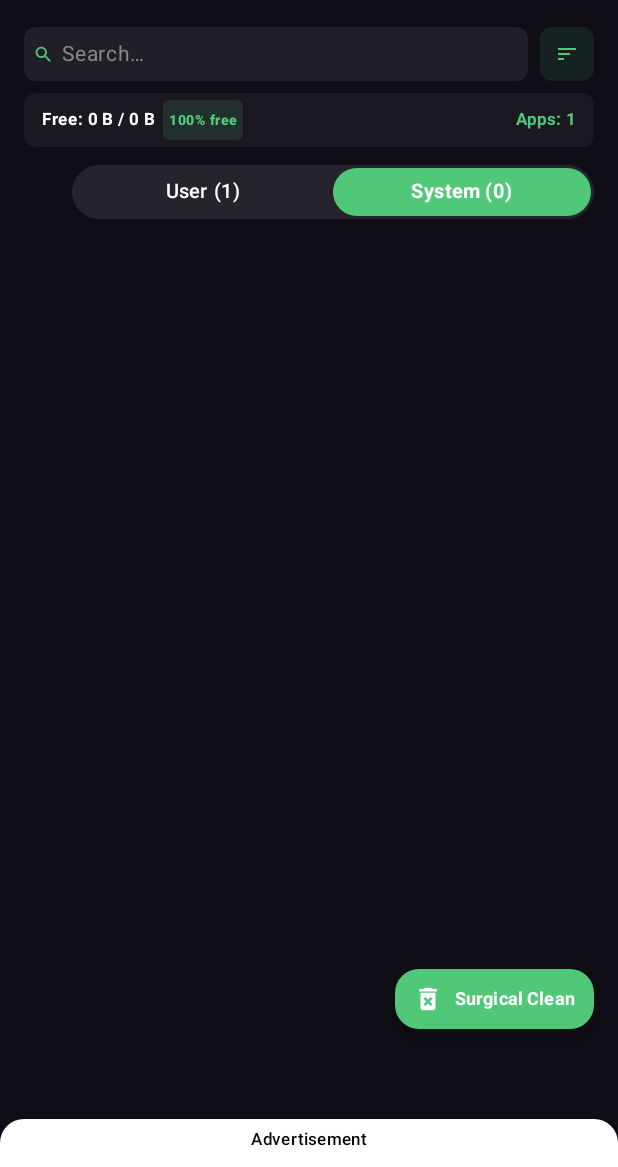
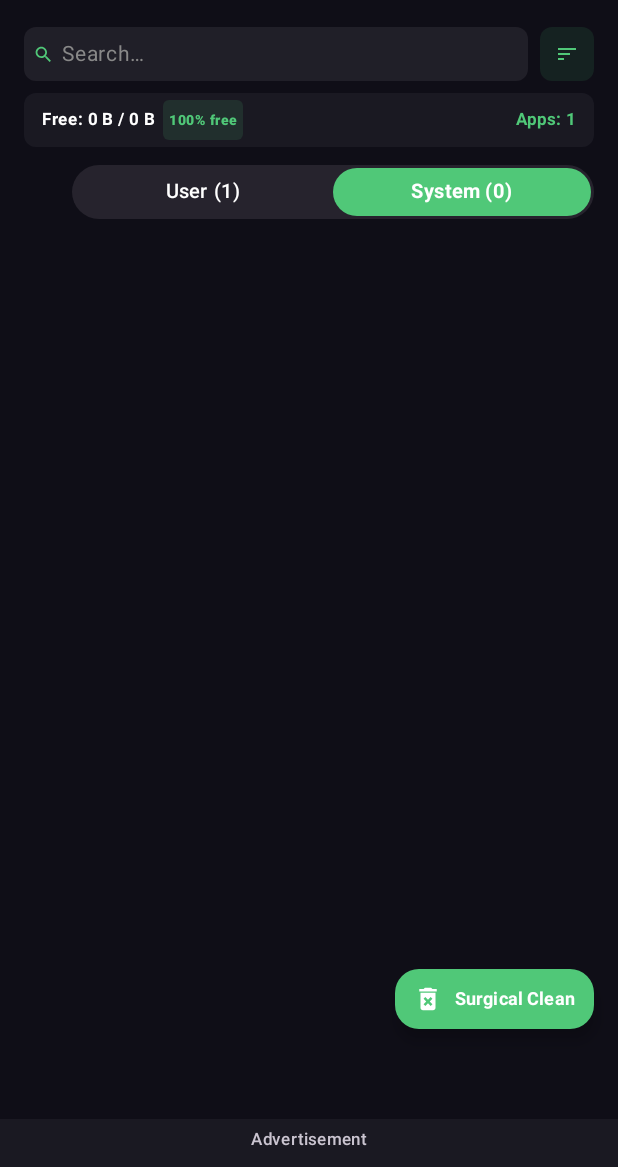
Before and after one commit to muzeeali/uninstaller, an Android app built with Jetpack Compose: the screen it shows after launch (MainActivity), after a tap on an icon or button, on a phone screen of 412 x 824 dp, the part 69-1236 px from its top. Run offline under Robolectric (Android 15) with nearby library versions, the light colour scheme and no system bars; our stand-ins replace AdMob; libraries missing offline, so code that uses them is left out: com.google.ads.mediation; pictures from the network do not load; 12 statements that could not run were skipped.

Commit message:
feat: update BannerAdView to use MaterialTheme colors and remove corner rounding

```diff
--- a/app/src/main/java/com/zeetech/uninstaller/bulk/apk/extractor/cleaner/MainActivity.kt
+++ b/app/src/main/java/com/zeetech/uninstaller/bulk/apk/extractor/cleaner/MainActivity.kt
@@ -2462,9 +2462,9 @@ fun CleanupSummaryScreen(space: String, itemsCount: Int, onClean: () -> Unit, on
 @Composable
 fun BannerAdView() {
     val context = LocalContext.current
-    val isDarkTheme = isSystemInDarkTheme()
-    val backgroundColor = if (isDarkTheme) Color.Black else Color.White
-    val contentColor = if (isDarkTheme) Color.White else Color.Black
+    // Use MaterialTheme colorScheme so banner follows the app's theme toggle
+    val backgroundColor = MaterialTheme.colorScheme.surfaceVariant.copy(alpha = 0.2f)
+    val contentColor = MaterialTheme.colorScheme.onSurfaceVariant
     // Use centralized AdManager to create and manage banners
     val adView = remember { AdManager.createAdaptiveBanner(context) }
 
@@ -2478,8 +2478,9 @@ fun BannerAdView() {
             .wrapContentHeight()
             .navigationBarsPadding(),
         color = backgroundColor,
-        shape = RoundedCornerShape(topStart = 16.dp, topEnd = 16.dp),
-        tonalElevation = 2.dp,
+        // Use no corner rounding for the banner container
+        shape = RoundedCornerShape(0.dp),
+        tonalElevation = 0.dp,
         shadowElevation = 0.dp
     ) {
         Column(
```
